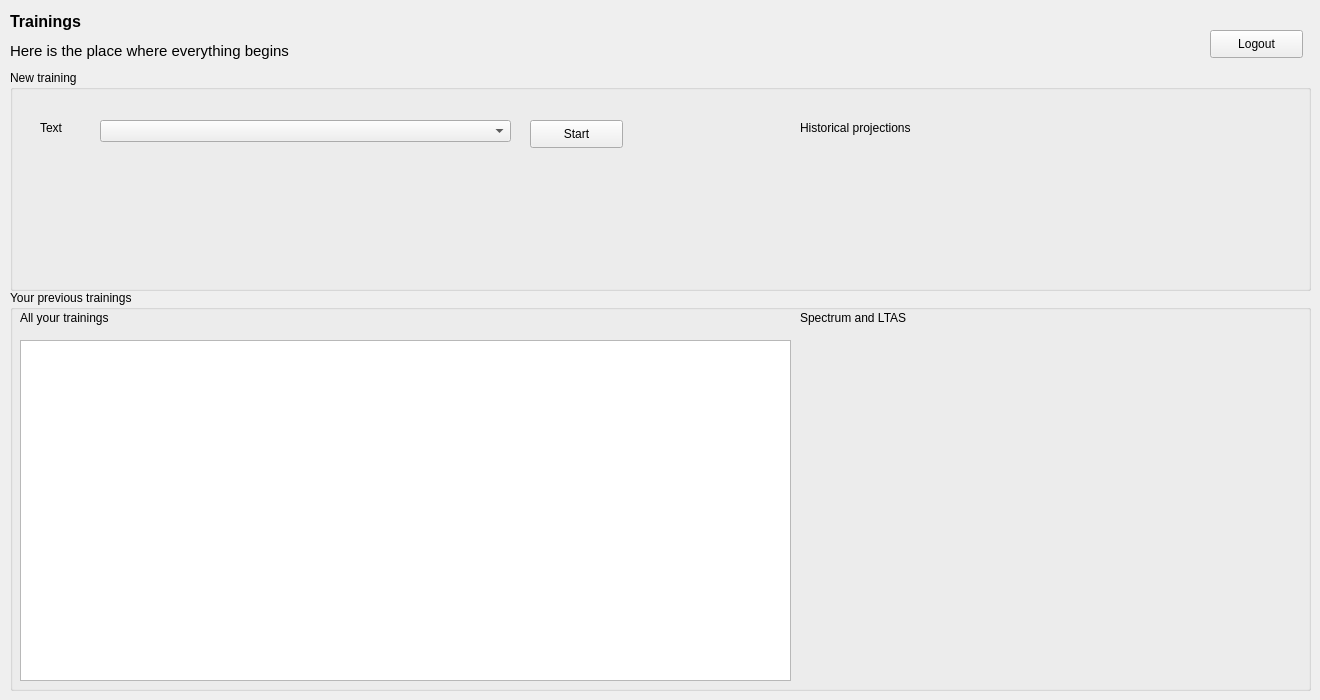
Qt form UI/training.ui (jorgecasals/VoiceTrainingTool) before a commit.
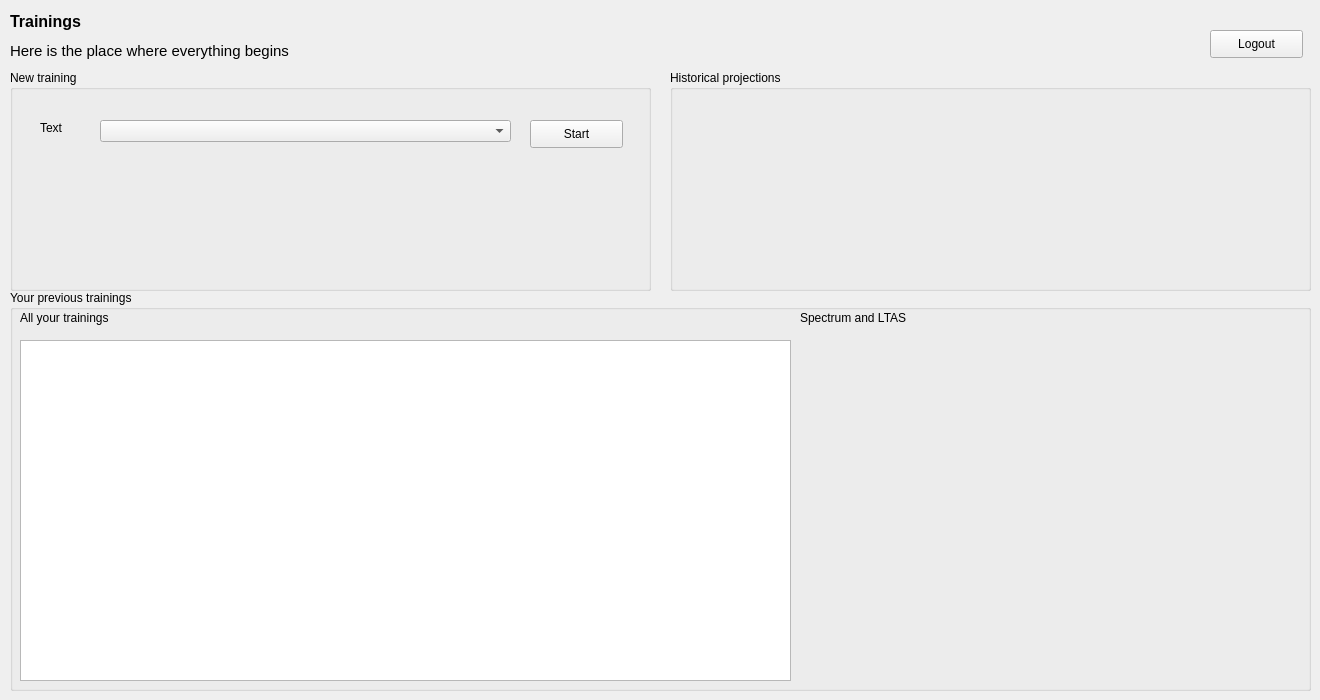
The same form after that commit.

Commit message: UI improvements: Better aligments, reading size bigger, more and better indications.

Diff of the .ui file:
```diff
--- a/UI/training.ui
+++ b/UI/training.ui
@@ -59,7 +59,7 @@
      <rect>
       <x>10</x>
       <y>70</y>
-      <width>1301</width>
+      <width>641</width>
       <height>221</height>
      </rect>
     </property>
@@ -108,30 +108,6 @@
       <enum>QComboBox::InsertAlphabetically</enum>
      </property>
     </widget>
-    <widget class="QWidget" name="horizontalLayoutWidget_2">
-     <property name="geometry">
-      <rect>
-       <x>790</x>
-       <y>80</y>
-       <width>501</width>
-       <height>131</height>
-      </rect>
-     </property>
-     <layout class="QHBoxLayout" name="historics_plot_layout"/>
-    </widget>
-    <widget class="QLabel" name="label">
-     <property name="geometry">
-      <rect>
-       <x>790</x>
-       <y>50</y>
-       <width>131</width>
-       <height>16</height>
-      </rect>
-     </property>
-     <property name="text">
-      <string>Historical projections</string>
-     </property>
-    </widget>
    </widget>
    <widget class="QGroupBox" name="training_gb_previous_training">
     <property name="geometry">
@@ -214,6 +190,30 @@
      <string>Logout</string>
     </property>
    </widget>
+   <widget class="QGroupBox" name="historical_gb">
+    <property name="geometry">
+     <rect>
+      <x>670</x>
+      <y>70</y>
+      <width>641</width>
+      <height>221</height>
+     </rect>
+    </property>
+    <property name="title">
+     <string>Historical projections</string>
+    </property>
+    <widget class="QWidget" name="horizontalLayoutWidget_2">
+     <property name="geometry">
+      <rect>
+       <x>10</x>
+       <y>30</y>
+       <width>621</width>
+       <height>181</height>
+      </rect>
+     </property>
+     <layout class="QHBoxLayout" name="historics_plot_layout"/>
+    </widget>
+   </widget>
   </widget>
  </widget>
  <resources/>
```
The commit also changes 7 other files.
